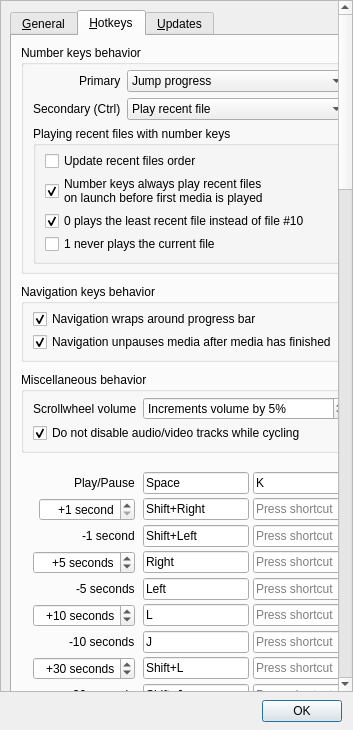
Before: the Qt Designer form bin/window_settings.ui in thisismy-github/pyplayer, drawn with Qt 5.
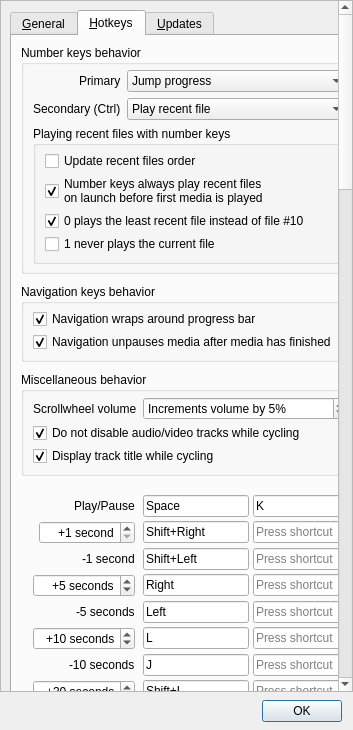
After: the same form once the commit is applied. The open tabs and pages were chosen to show the change. Custom widgets are drawn as their Qt base class.

Commit message: Added setting to show track titles while cycling

Patch:
```diff
--- a/bin/window_settings.ui
+++ b/bin/window_settings.ui
@@ -74,8 +74,8 @@
        <rect>
         <x>0</x>
         <y>0</y>
-        <width>339</width>
-        <height>2377</height>
+        <width>344</width>
+        <height>2402</height>
        </rect>
       </property>
       <layout class="QVBoxLayout" name="verticalLayout_4">
@@ -3393,6 +3393,23 @@
                 </property>
                </widget>
               </item>
+              <item row="2" column="0" colspan="2">
+               <widget class="QCheckBox" name="checkTrackCycleShowTitle">
+                <property name="toolTip">
+                 <string>If checked, using the &quot;cycle audio/video tracks&quot;
+hotkeys will display the new track's title.
+
+Checked: &quot;Audio track 2 'Microphone' enabled&quot;
+Unchecked: &quot;Audio track 2 enabled&quot;</string>
+                </property>
+                <property name="text">
+                 <string>Display track title while cycling</string>
+                </property>
+                <property name="checked">
+                 <bool>true</bool>
+                </property>
+               </widget>
+              </item>
              </layout>
             </widget>
            </item>
```
The commit also changes 2 other files.
